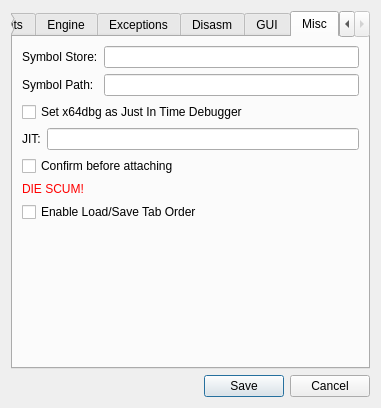
The window that src/gui/Src/Gui/SettingsDialog.ui (x64dbg/x64dbg) describes before a commit, drawn with Qt 5.
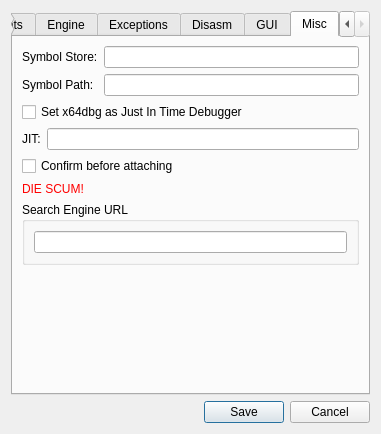
The same window after the commit. The open tabs and pages were chosen to show the change. Icons and pictures are not drawn.

```diff
--- a/src/gui/Src/Gui/SettingsDialog.ui
+++ b/src/gui/Src/Gui/SettingsDialog.ui
@@ -7,7 +7,7 @@
     <x>0</x>
     <y>0</y>
     <width>381</width>
-    <height>325</height>
+    <height>420</height>
    </rect>
   </property>
   <property name="sizePolicy">
@@ -296,6 +296,13 @@
          </property>
         </widget>
        </item>
+       <item>
+        <widget class="QCheckBox" name="chkNoScriptTimeout">
+         <property name="text">
+          <string>No Script Timeout Warning</string>
+         </property>
+        </widget>
+       </item>
        <item>
         <spacer name="verticalSpacer">
          <property name="orientation">
@@ -487,6 +494,13 @@
          </property>
         </widget>
        </item>
+       <item>
+        <widget class="QCheckBox" name="chkSaveLoadTabOrder">
+         <property name="text">
+          <string>Enable Load/Save Tab Order</string>
+         </property>
+        </widget>
+       </item>
        <item>
         <spacer name="verticalSpacer_7">
          <property name="orientation">
@@ -581,10 +595,15 @@
           </widget>
          </item>
          <item>
-          <widget class="QCheckBox" name="chkSaveLoadTabOrder">
-           <property name="text">
-            <string>Enable Load/Save Tab Order</string>
+          <widget class="QGroupBox" name="groupBox_3">
+           <property name="title">
+            <string>Search Engine URL</string>
            </property>
+           <layout class="QHBoxLayout" name="horizontalLayout_5">
+            <item>
+             <widget class="QLineEdit" name="editHelpOnSymbolicNameUrl"/>
+            </item>
+           </layout>
           </widget>
          </item>
         </layout>
```
